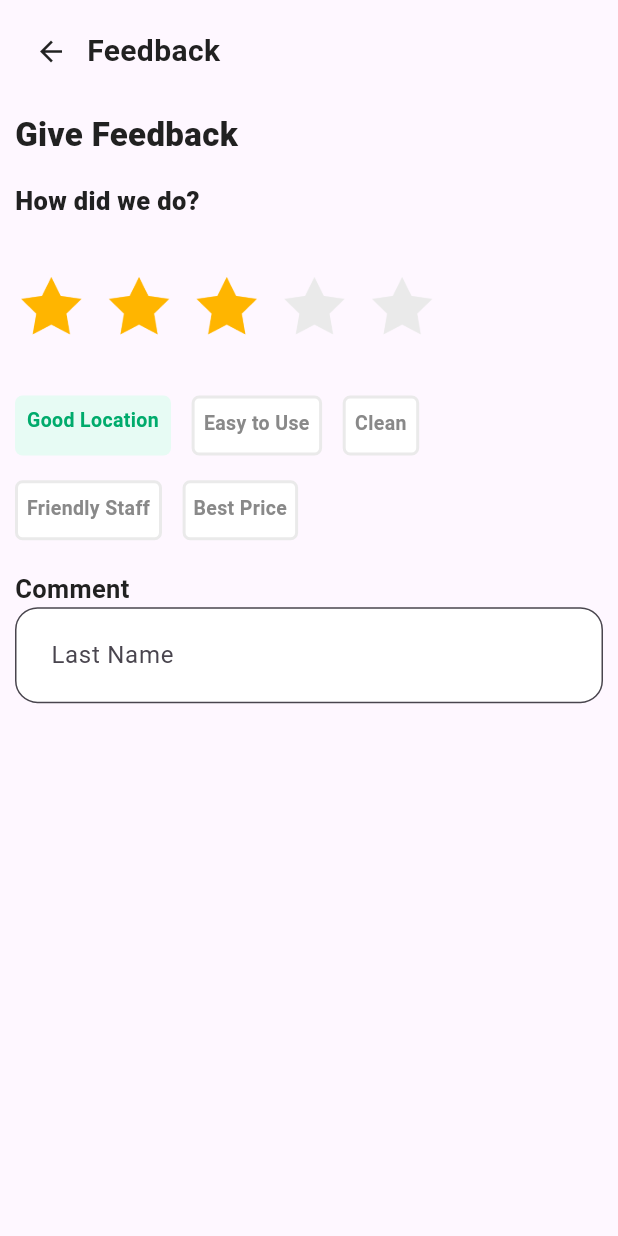
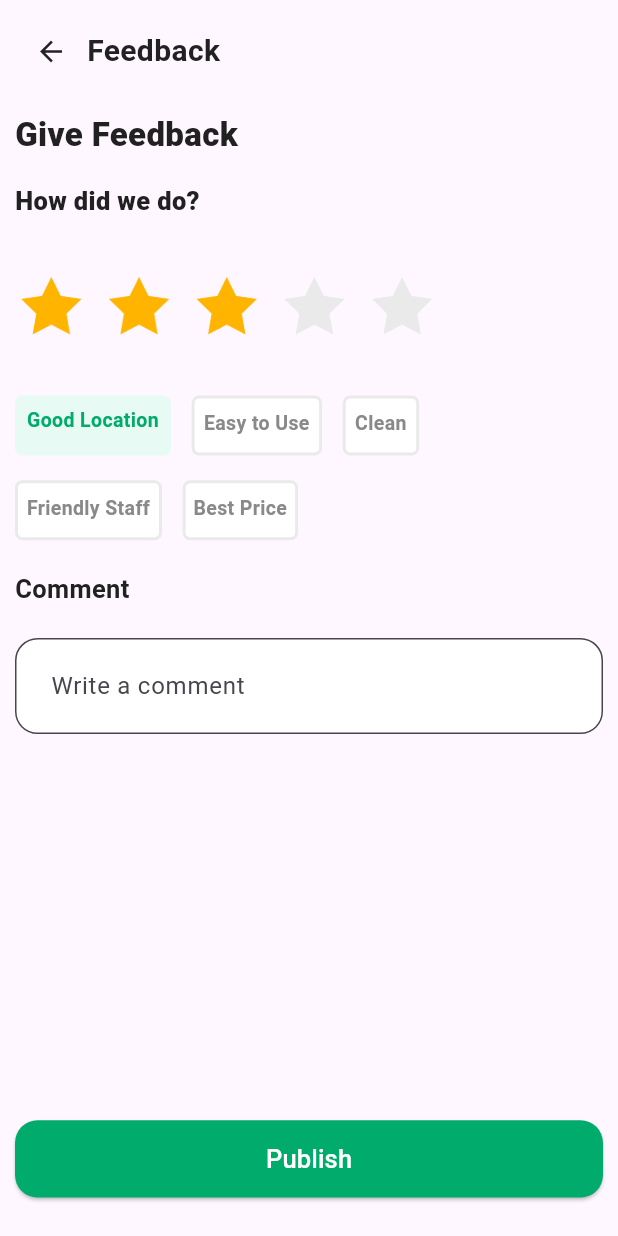
Before and after one commit to unnatidonda/beep_car_wash, a Flutter app: the screen it shows after launch, on a phone screen of 412 x 824 dp. Run offline on Flutter 3.47's test engine with Material 2 defaults, Android fonts, the phone set to English and light mode, and no system bars; our stand-ins replace circular_countdown_timer, intl_phone_number_input; Roboto replaces fonts that are missing (Poppins).

Commit message:
new screen

```diff
--- a/lib/res/constant/app_strings.dart
+++ b/lib/res/constant/app_strings.dart
@@ -19,6 +19,7 @@ class AppStrings {
   static const String friendly = "Friendly Staff";
   static const String bestPrice = "Best Price";
   static const String comment = "Comment";
+  static const String publish = "Publish";
   static const String consectetur = "Lorem ipsum dolor sit amet, consectetur adipiscing elit, sed do eiusmod tempor incididunt ut labore ...";
   static const String minutes = "For 1\$ tap to reserve machine for 5 \nminutes";
   static const String verification = "We have sent a verification code on your phone number \n+012345443243 Please enter the four number of \nverification code below";
--- a/lib/view/find_machine_screens/feedback_screen.dart
+++ b/lib/view/find_machine_screens/feedback_screen.dart
@@ -232,11 +232,12 @@ class _FeedbackScreenState extends State<FeedbackScreen> {
                   fontWeight: FontWeight.w600,
                 ),
               ),
-              TextField(
+              SizedBox(height: screenHeight / 40),
+              const TextField(
                 decoration: InputDecoration(
                   contentPadding: EdgeInsets.all(20),
                   isDense: true,
-                  hintText: "Last Name",
+                  hintText: "Write a comment",
                   // hintStyle: TextStyle(
                   //   color: AppColors.greyColor,
                   //   fontWeight: FontWeight.w500,
@@ -253,6 +254,38 @@ class _FeedbackScreenState extends State<FeedbackScreen> {
                   ),
                 ),
               ),
+              SizedBox(height: screenHeight / 3.2),
+              ElevatedButton(
+                style: ButtonStyle(
+                  backgroundColor: const MaterialStatePropertyAll(AppColors.darkGreenColor),
+                  fixedSize: MaterialStatePropertyAll(
+                    Size(screenWidth / 0.1, screenHeight / 16),
+                  ),
+                  shape: MaterialStatePropertyAll(
+                    RoundedRectangleBorder(borderRadius: BorderRadius.circular(15)),
+                  ),
+                  // fixedSize: MaterialStatePropertyAll(
+                  // Size(width: 10, height!),
+                  // ),
+                ),
+                // onPressed: onPress ?? () {},
+                onPressed: () {},
+                child: const Row(
+                  mainAxisAlignment: MainAxisAlignment.center,
+                  children: [
+                    Text(
+                      textAlign: TextAlign.center,
+                      AppStrings.publish,
+                      style: TextStyle(
+                        fontSize: 17,
+                        color: AppColors.whiteColor,
+                        fontWeight: FontWeight.w500,
+                        fontFamily: "Poppins",
+                      ),
+                    ),
+                  ],
+                ),
+              ),
             ],
           ),
         ),
--- /dev/null
+++ b/lib/view/pop_up_report/pop_up_report_screen.dart
@@ -0,0 +1,15 @@
+import 'package:flutter/material.dart';
+
+class PopUpReportScreen extends StatefulWidget {
+  const PopUpReportScreen({super.key});
+
+  @override
+  State<PopUpReportScreen> createState() => _PopUpReportScreenState();
+}
+
+class _PopUpReportScreenState extends State<PopUpReportScreen> {
+  @override
+  Widget build(BuildContext context) {
+    return Scaffold();
+  }
+}
--- a/pubspec.yaml
+++ b/pubspec.yaml
@@ -40,7 +40,6 @@ dependencies:
   intl_phone_number_input: ^0.7.3+1
   pin_code_fields: ^8.0.1
   circular_countdown_timer: ^0.2.3
-  camera: ^0.10.5+3
 
 
 dev_dependencies:
```
Also changed, not shown: pubspec.lock.
